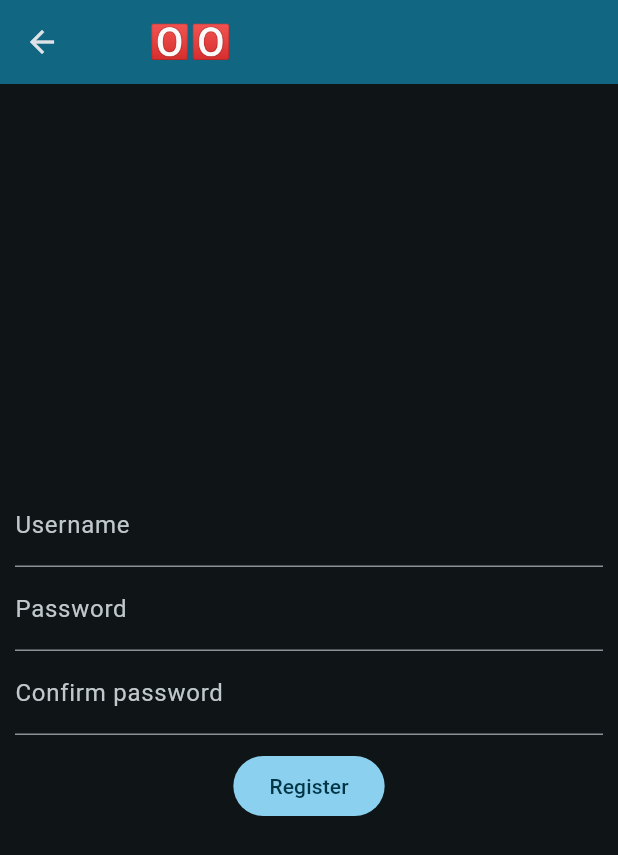
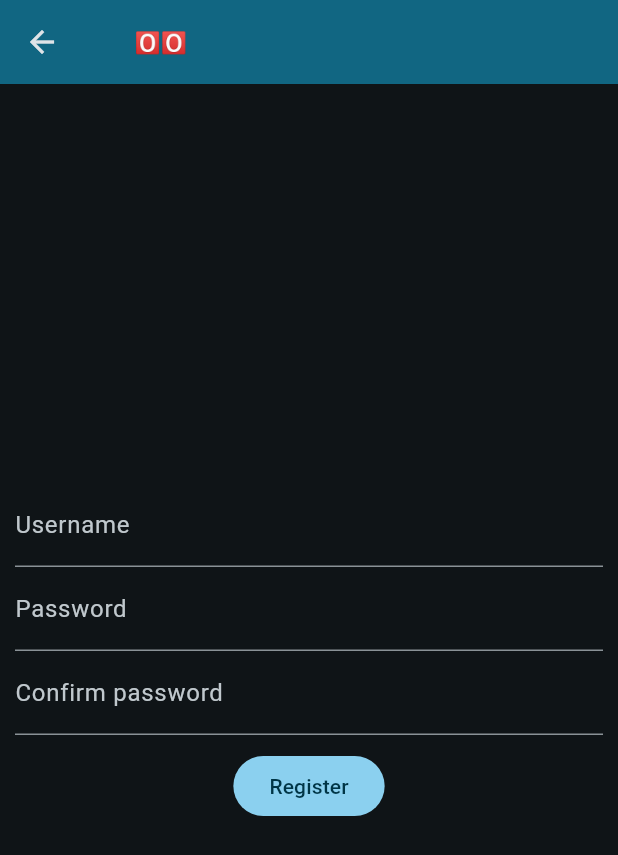
Before and after one commit to ickyicky/fooder_web, a Flutter app: the screen it shows after launch, after a tap on an icon or button, on a phone screen of 412 x 824 dp. Shown: the top 855 px of the screen. Run offline on Flutter 3.47's test engine with Material 2 defaults, Android fonts, the phone set to English and light mode, and no system bars; missing offline and left inert: dart:html; network calls fail.

Commit message:
[logo] unify

```diff
--- a/lib/screens/add_entry.dart
+++ b/lib/screens/add_entry.dart
@@ -101,7 +101,7 @@ class _AddEntryScreen extends State<AddEntryScreen> {
     return Scaffold(
       appBar: AppBar(
         backgroundColor: Theme.of(context).colorScheme.inversePrimary,
-        title: const Text("🅵🅾🅾🅳🅴🆁"),
+        title: Text("🅵🅾🅾🅳🅴🆁", style: logoStyle(context)),
       ),
       body: Center(
         child: Container(
--- a/lib/screens/add_meal.dart
+++ b/lib/screens/add_meal.dart
@@ -58,7 +58,7 @@ class _AddMealScreen extends State<AddMealScreen> {
     return Scaffold(
       appBar: AppBar(
         backgroundColor: Theme.of(context).colorScheme.inversePrimary,
-        title: const Text("🅵🅾🅾🅳🅴🆁"),
+        title: Text("🅵🅾🅾🅳🅴🆁", style: logoStyle(context)),
       ),
       body: Center(
           child: Container(
--- a/lib/screens/add_product.dart
+++ b/lib/screens/add_product.dart
@@ -111,7 +111,7 @@ class _AddProductScreen extends State<AddProductScreen> {
     return Scaffold(
       appBar: AppBar(
         backgroundColor: Theme.of(context).colorScheme.inversePrimary,
-        title: const Text("🅵🅾🅾🅳🅴🆁"),
+        title: Text("🅵🅾🅾🅳🅴🆁", style: logoStyle(context)),
       ),
       body: Center(
         child: Container(
--- a/lib/screens/based.dart
+++ b/lib/screens/based.dart
@@ -1,8 +1,15 @@
 import 'package:flutter/material.dart';
 import 'package:fooder/client.dart';
+
+TextStyle logoStyle(context) {
+  return Theme.of(context).textTheme.labelLarge!.copyWith(
+        color: Theme.of(context).colorScheme.secondary,
+      );
+}
 
 abstract class BasedScreen extends StatefulWidget {
   final ApiClient apiClient;
 
   const BasedScreen({super.key, required this.apiClient});
+
 }
--- a/lib/screens/edit_entry.dart
+++ b/lib/screens/edit_entry.dart
@@ -100,7 +100,7 @@ class _EditEntryScreen extends State<EditEntryScreen> {
     return Scaffold(
       appBar: AppBar(
         backgroundColor: Theme.of(context).colorScheme.inversePrimary,
-        title: const Text("🅵🅾🅾🅳🅴🆁"),
+        title: Text("🅵🅾🅾🅳🅴🆁", style: logoStyle(context)),
       ),
       body: Center(
         child: Container(
--- a/lib/screens/login.dart
+++ b/lib/screens/login.dart
@@ -96,7 +96,7 @@ class _LoginScreen extends State<LoginScreen> {
     return Scaffold(
       appBar: AppBar(
         backgroundColor: Theme.of(context).colorScheme.inversePrimary,
-        title: const Text("🅵🅾🅾🅳🅴🆁"),
+        title: Text("🅵🅾🅾🅳🅴🆁", style: logoStyle(context)),
       ),
       body: Center(
         child: Container(
--- a/lib/screens/register.dart
+++ b/lib/screens/register.dart
@@ -81,7 +81,7 @@ class _RegisterScreen extends State<RegisterScreen> {
     return Scaffold(
       appBar: AppBar(
         backgroundColor: Theme.of(context).colorScheme.inversePrimary,
-        title: const Text("🅵🅾🅾🅳🅴🆁"),
+        title: Text("🅵🅾🅾🅳🅴🆁", style: logoStyle(context)),
       ),
       body: Center(
         child: Container(
```
Also changed, not shown: lib/screens/main.dart (+5 -6 lines), 2 other files.
